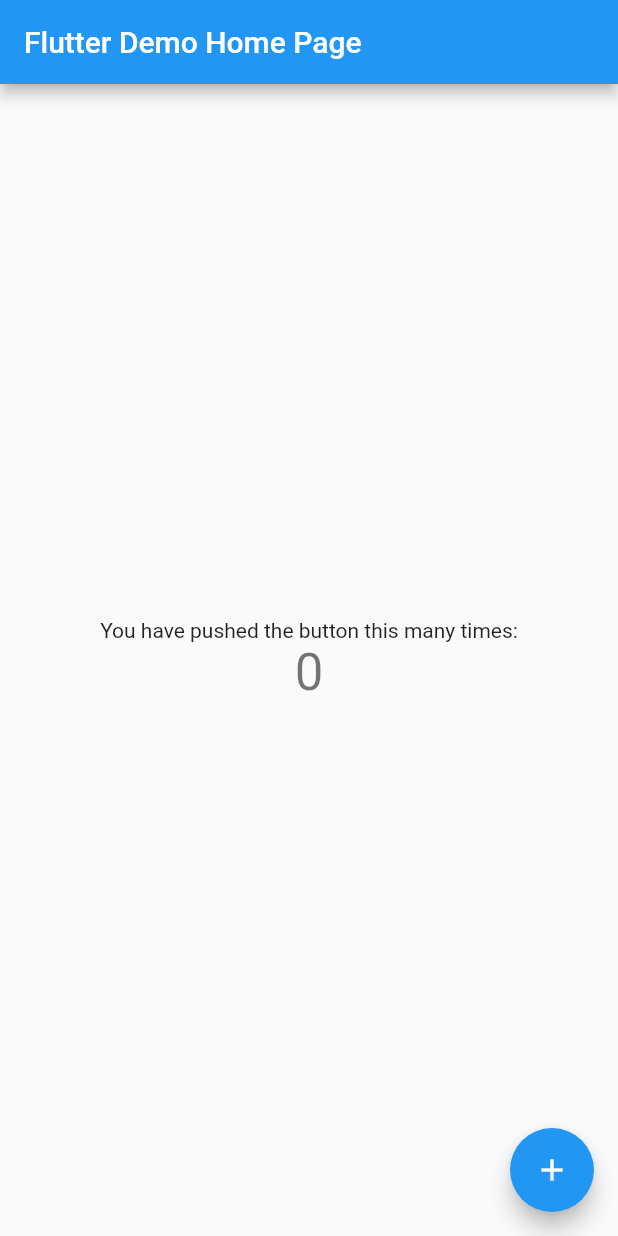
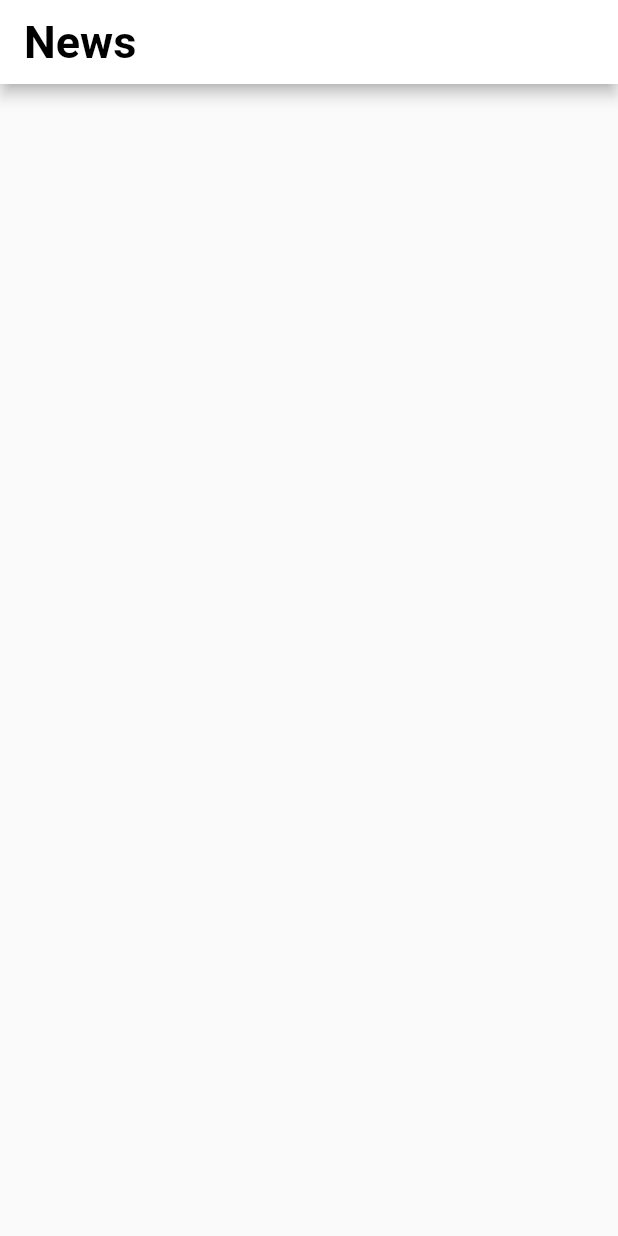
Before and after one commit to k4m1/flutter_news, a Flutter app: the screen it shows after launch, on a phone screen of 412 x 824 dp. Run offline on Flutter 3.47's test engine with Material 2 defaults, Android fonts, the phone set to English and light mode, and no system bars.

Commit message:
add "news" app bar
removed boiler plate counter, refactored widgets into the NEWS appbar

```diff
--- a/lib/main.dart
+++ b/lib/main.dart
@@ -9,109 +9,43 @@ class MyApp extends StatelessWidget {
   @override
   Widget build(BuildContext context) {
     return MaterialApp(
-      title: 'Flutter Demo',
       theme: ThemeData(
-        // This is the theme of your application.
-        //
-        // Try running your application with "flutter run". You'll see the
-        // application has a blue toolbar. Then, without quitting the app, try
-        // changing the primarySwatch below to Colors.green and then invoke
-        // "hot reload" (press "r" in the console where you ran "flutter run",
-        // or simply save your changes to "hot reload" in a Flutter IDE).
-        // Notice that the counter didn't reset back to zero; the application
-        // is not restarted.
-        primarySwatch: Colors.blue,
-        // This makes the visual density adapt to the platform that you run
-        // the app on. For desktop platforms, the controls will be smaller and
-        // closer together (more dense) than on mobile platforms.
+        primaryColor: Colors.white,
         visualDensity: VisualDensity.adaptivePlatformDensity,
       ),
-      home: MyHomePage(title: 'Flutter Demo Home Page'),
+      home: HomePage(),
+
     );
   }
 }
 
-class MyHomePage extends StatefulWidget {
-  MyHomePage({Key key, this.title}) : super(key: key);
-
-  // This widget is the home page of your application. It is stateful, meaning
-  // that it has a State object (defined below) that contains fields that affect
-  // how it looks.
-
-  // This class is the configuration for the state. It holds the values (in this
-  // case the title) provided by the parent (in this case the App widget) and
-  // used by the build method of the State. Fields in a Widget subclass are
-  // always marked "final".
+class HomePage extends StatefulWidget {
+  HomePage({Key key, this.title}) : super(key: key);
 
   final String title;
 
   @override
-  _MyHomePageState createState() => _MyHomePageState();
+  _HomePageState createState() => _HomePageState();
 }
 
-class _MyHomePageState extends State<MyHomePage> {
-  int _counter = 0;
-
-  void _incrementCounter() {
-    setState(() {
-      // This call to setState tells the Flutter framework that something has
-      // changed in this State, which causes it to rerun the build method below
-      // so that the display can reflect the updated values. If we changed
-      // _counter without calling setState(), then the build method would not be
-      // called again, and so nothing would appear to happen.
-      _counter++;
-    });
-  }
-
+class _HomePageState extends State<HomePage> {
   @override
   Widget build(BuildContext context) {
-    // This method is rerun every time setState is called, for instance as done
-    // by the _incrementCounter method above.
-    //
-    // The Flutter framework has been optimized to make rerunning build methods
-    // fast, so that you can just rebuild anything that needs updating rather
-    // than having to individually change instances of widgets.
     return Scaffold(
-      appBar: AppBar(
-        // Here we take the value from the MyHomePage object that was created by
-        // the App.build method, and use it to set our appbar title.
-        title: Text(widget.title),
+      appBar: PreferredSize(
+        preferredSize: Size.fromHeight(97),
+      child: Column(
+        children: <Widget>[
+          Container(
+            child: AppBar(
+              title: Text('News', style: TextStyle(
+                fontWeight: FontWeight.bold,
+                color: Colors.black,
+                fontSize: 30,
+              ),),
+            ),)
+        ],)
       ),
-      body: Center(
-        // Center is a layout widget. It takes a single child and positions it
-        // in the middle of the parent.
-        child: Column(
-          // Column is also a layout widget. It takes a list of children and
-          // arranges them vertically. By default, it sizes itself to fit its
-          // children horizontally, and tries to be as tall as its parent.
-          //
-          // Invoke "debug painting" (press "p" in the console, choose the
-          // "Toggle Debug Paint" action from the Flutter Inspector in Android
-          // Studio, or the "Toggle Debug Paint" command in Visual Studio Code)
-          // to see the wireframe for each widget.
-          //
-          // Column has various properties to control how it sizes itself and
-          // how it positions its children. Here we use mainAxisAlignment to
-          // center the children vertically; the main axis here is the vertical
-          // axis because Columns are vertical (the cross axis would be
-          // horizontal).
-          mainAxisAlignment: MainAxisAlignment.center,
-          children: <Widget>[
-            Text(
-              'You have pushed the button this many times:',
-            ),
-            Text(
-              '$_counter',
-              style: Theme.of(context).textTheme.headline4,
-            ),
-          ],
-        ),
-      ),
-      floatingActionButton: FloatingActionButton(
-        onPressed: _incrementCounter,
-        tooltip: 'Increment',
-        child: Icon(Icons.add),
-      ), // This trailing comma makes auto-formatting nicer for build methods.
     );
   }
 }
```
